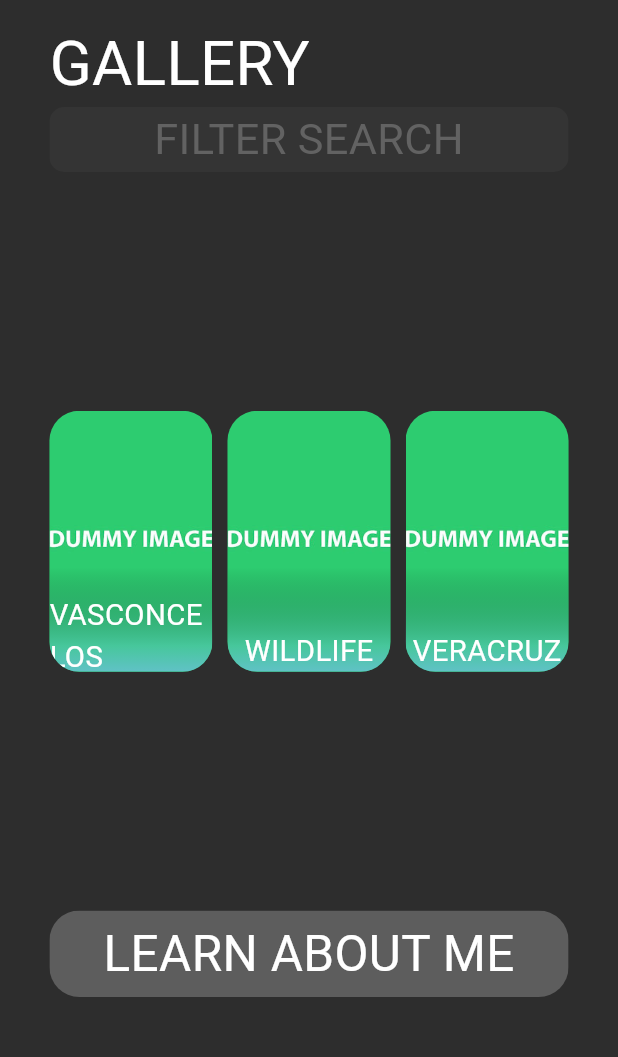
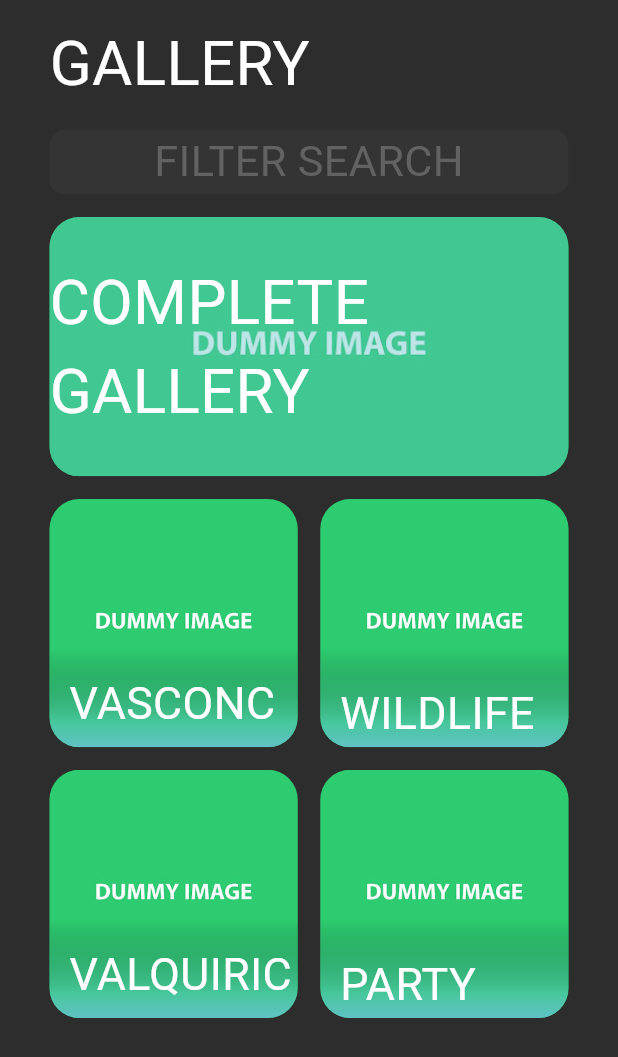
Before and after one commit to AletsRubalcava/Alex-Snaps, a Flutter app: the GalleryPage screen opened directly, on a phone screen of 412 x 824 dp. Shown: the top 1057 px of the screen. Run offline on Flutter 3.47's test engine with Material 3 defaults, Android fonts, the phone set to English and light mode, and no system bars; our stand-ins replace flutter_svg, google_fonts.

Commit message:
Gallery page prototype added

```diff
--- a/lib/app_content/assets.dart
+++ b/lib/app_content/assets.dart
@@ -31,4 +31,9 @@ class AppImages{
   final String leftRowHomeButton = 'assets/images/dummy.jpg';
   final String middleRowHomeButton = 'assets/images/dummy.jpg';
   final String rightRowHomeButton = 'assets/images/dummy.jpg';
+  final String mainGalleryButton = 'assets/images/dummy.jpg';
+  final String galleryColumnOneLeftButton = 'assets/images/dummy.jpg';
+  final String galleryColumnOneRightButton = 'assets/images/dummy.jpg';
+  final String galleryColumnTwoLeftButton = 'assets/images/dummy.jpg';
+  final String galleryColumnTwoRightButton = 'assets/images/dummy.jpg';
 }
--- a/lib/app_content/strings.dart
+++ b/lib/app_content/strings.dart
@@ -8,4 +8,10 @@ class Strings{
   static const String rightHomeRowButton = 'VERACRUZ';
   static const String homePageTitle = 'HOME';
   static const String galleryPageTitle = 'GALLERY';
+  static const String filterSearch = 'FILTER SEARCH';
+  static const String mainGalleryButton = 'COMPLETE GALLERY';
+  static const String galleryColumnOneLeftButton = 'VASCONCELOS';
+  static const String galleryColumnOneRightButton = 'WILDLIFE';
+  static const String galleryColumnTwoLeftButton = 'VALQUIRICO';
+  static const String galleryColumnTwoRightButton = 'PARTY';
 }
--- a/lib/gallery/gallery_page.dart
+++ b/lib/gallery/gallery_page.dart
@@ -1,24 +1,20 @@
-import 'package:alex_snaps/home_screen/about_me_button.dart';
-import 'package:alex_snaps/home_screen/home_row_buttons.dart';
 import 'package:alex_snaps/general/title_text.dart';
 import 'package:flutter/material.dart';
 import 'package:alex_snaps/app_content/strings.dart';
 import 'filter_search_button.dart';
+import 'package:alex_snaps/widgets/buttons/full_colored_photo_button.dart';
+import 'row_gallery_buttons.dart';
+import 'package:alex_snaps/app_content/assets.dart';
 
 class GalleryPage extends StatelessWidget {
   const GalleryPage({super.key});
 
   @override
   Widget build(BuildContext context) {
-
     final width = MediaQuery.of(context).size.width;
     final height = MediaQuery.of(context).size.height;
 
-    double secondaryButtonAspectRatio = 5 / 8;
-
-    if (height < 700) {
-      secondaryButtonAspectRatio = 4 / 5;
-    }
+    final double spacing = 15;
 
     return Scaffold(
       backgroundColor: Color(0xFF2D2D2D),
@@ -30,16 +26,37 @@ class GalleryPage extends StatelessWidget {
             right: width * 0.08,
           ),
           child: Column(
+            spacing: spacing,
             children: [
-              TitleText(text: Strings.galleryPageTitle, width: width, height: height),
-              FilterSearchButton(width: width, text: 'FILTER SEARCH'),
-              Spacer(),
-              HomeRowButtons(
-                secondaryButtonAspectRatio: secondaryButtonAspectRatio,
+              TitleText(
+                text: Strings.galleryPageTitle,
+                width: width,
+                height: height,
               ),
-              Spacer(),
-              AboutMeButton(width: width, height: height),
-              Spacer(),
+              FilterSearchButton(width: width, text: Strings.filterSearch),
+              FullColoredPhotoButton(
+                text: Strings.mainGalleryButton,
+                width: width,
+                height: height,
+              ),
+              RowGalleryButtons(
+                leftText: Strings.galleryColumnOneLeftButton,
+                rightText: Strings.galleryColumnOneRightButton,
+                leftImage: Assets.images.galleryColumnOneLeftButton,
+                rightImage: Assets.images.galleryColumnOneRightButton,
+                width: width,
+                height: height,
+                spacing: spacing,
+              ),
+              RowGalleryButtons(
+                leftText: Strings.galleryColumnTwoLeftButton,
+                rightText: Strings.galleryColumnTwoRightButton,
+                leftImage: Assets.images.galleryColumnTwoLeftButton,
+                rightImage: Assets.images.galleryColumnTwoRightButton,
+                width: width,
+                height: height,
+                spacing: spacing,
+              ),
             ],
           ),
         ),
--- /dev/null
+++ b/lib/gallery/row_gallery_buttons.dart
@@ -0,0 +1,43 @@
+import 'package:flutter/cupertino.dart';
+import 'package:alex_snaps/widgets/buttons/gradient_photo_button.dart';
+
+class RowGalleryButtons extends StatelessWidget {
+  const RowGalleryButtons({
+    required this.leftText,
+    required this.rightText,
+    required this.leftImage,
+    required this.rightImage,
+    required this.width,
+    required this.height,
+    required this.spacing,
+  });
+
+  final String leftText;
+  final String rightText;
+  final String leftImage;
+  final String rightImage;
+  final double width;
+  final double height;
+  final double spacing;
+
+  @override
+  Widget build(BuildContext context) {
+    return Row(
+      spacing: spacing,
+      children: [
+        Flexible(
+          child: AspectRatio(
+            aspectRatio: 1,
+            child: GradientPhotoButton(photo: leftImage, text: leftText),
+          ),
+        ),
+        Flexible(
+          child: AspectRatio(
+            aspectRatio: 1,
+            child: GradientPhotoButton(photo: rightImage, text: rightText),
+          ),
+        ),
+      ],
+    );
+  }
+}
--- a/lib/home_screen/home_row_buttons.dart
+++ b/lib/home_screen/home_row_buttons.dart
@@ -1,4 +1,4 @@
-import 'home_photo_button.dart';
+import 'package:alex_snaps/widgets/buttons/gradient_photo_button.dart';
 import 'package:flutter/cupertino.dart';
 import 'package:alex_snaps/app_content/assets.dart';
 import 'package:alex_snaps/app_content/strings.dart';
@@ -16,7 +16,7 @@ class HomeRowButtons extends StatelessWidget {
         Flexible(
           child: AspectRatio(
             aspectRatio: secondaryButtonAspectRatio,
-            child: HomePhotoButton(
+            child: GradientPhotoButton(
               photo: Assets.images.leftRowHomeButton,
               text: Strings.leftHomeRowButton,
             ),
@@ -25,7 +25,7 @@ class HomeRowButtons extends StatelessWidget {
         Flexible(
           child: AspectRatio(
             aspectRatio: secondaryButtonAspectRatio,
-            child: HomePhotoButton(
+            child: GradientPhotoButton(
               photo: Assets.images.middleRowHomeButton,
               text: Strings.middleHomeRowButton,
             ),
@@ -34,7 +34,7 @@ class HomeRowButtons extends StatelessWidget {
         Flexible(
           child: AspectRatio(
             aspectRatio: secondaryButtonAspectRatio,
-            child: HomePhotoButton(
+            child: GradientPhotoButton(
               photo: Assets.images.rightRowHomeButton,
               text: Strings.rightHomeRowButton,
             ),
--- a/lib/home_screen/main_home_button.dart
+++ b/lib/home_screen/main_home_button.dart
@@ -1,4 +1,4 @@
-import 'home_photo_button.dart';
+import '../widgets/buttons/gradient_photo_button.dart';
 import 'package:flutter/cupertino.dart';
 import 'package:alex_snaps/app_content/assets.dart';
 import 'package:alex_snaps/app_content/strings.dart';
@@ -12,7 +12,7 @@ class MainHomeButton extends StatelessWidget {
   Widget build(BuildContext context) {
     return AspectRatio(
       aspectRatio: mainButtonAspectRatio,
-      child: HomePhotoButton(
+      child: GradientPhotoButton(
         photo: Assets.images.mainHomeButton,
         text: Strings.mainHomeButton,
       ),
--- /dev/null
+++ b/lib/widgets/buttons/full_colored_photo_button.dart
@@ -0,0 +1,47 @@
+import 'package:alex_snaps/app_content/strings.dart';
+import 'package:flutter/material.dart';
+import 'package:alex_snaps/app_content/assets.dart';
+import 'package:google_fonts/google_fonts.dart';
+
+class FullColoredPhotoButton extends StatelessWidget {
+  const FullColoredPhotoButton({
+    required this.text,
+    required this.width,
+    required this.height,
+    super.key,
+  });
+
+  final String text;
+  final double width;
+  final double height;
+
+  @override
+  Widget build(BuildContext context) {
+    return ClipRRect(
+      borderRadius: BorderRadiusGeometry.circular(20),
+      child: AspectRatio(
+        aspectRatio: 2,
+        child: Stack(
+          children: [
+            Positioned.fill(
+              child: Image.asset(
+                Assets.images.mainGalleryButton,
+                fit: BoxFit.cover,
+              ),
+            ),
+            Container(color: Theme.of(context).primaryColor.withAlpha(102)),
+            Center(
+              child: Text(
+                Strings.mainGalleryButton,
+                style: GoogleFonts.leagueGothic(
+                  color: Colors.white,
+                  fontSize: width * 0.1,
+                ),
+              ),
+            ),
+          ],
+        ),
+      ),
+    );
+  }
+}
--- a/lib/home_screen/home_photo_button.dart
+++ b/lib/widgets/buttons/gradient_photo_button.dart
@@ -1,8 +1,8 @@
 import 'package:flutter/material.dart';
 import 'package:google_fonts/google_fonts.dart';
 
-class HomePhotoButton extends StatelessWidget {
-  const HomePhotoButton({required this.photo, required this.text, super.key});
+class GradientPhotoButton extends StatelessWidget {
+  const GradientPhotoButton({required this.photo, required this.text, super.key});
 
   final String photo;
   final String text;
```
